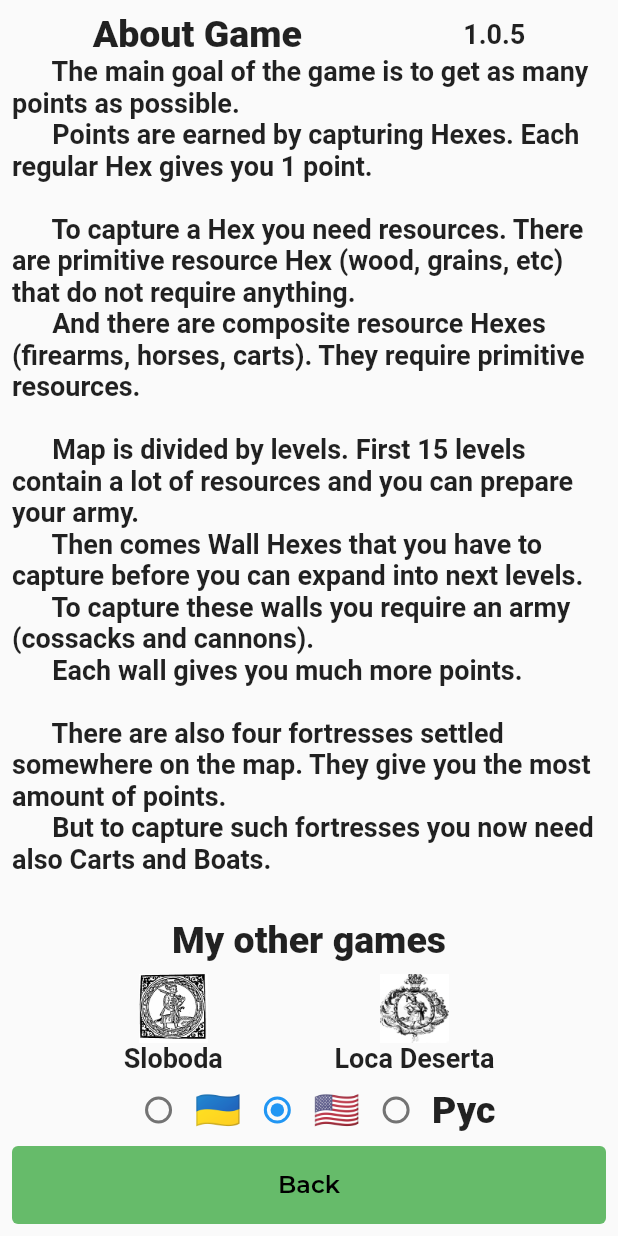
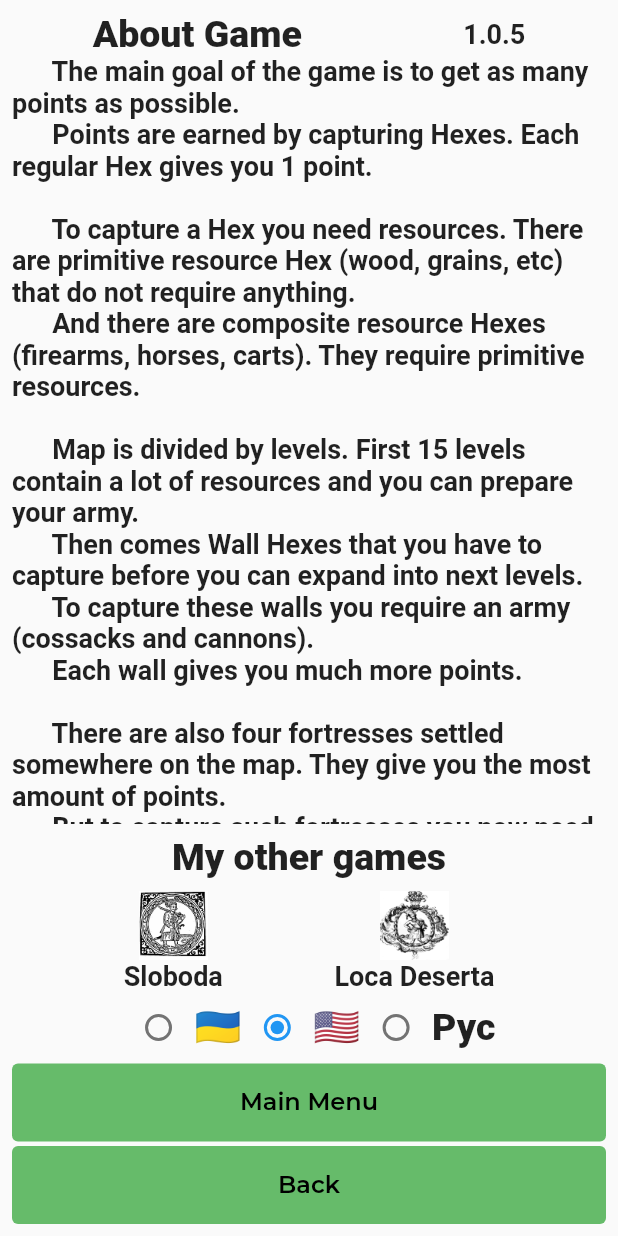
Before and after one commit to gladimdim/locadesertahex, a Flutter app: the SettingsView screen opened directly, on a phone screen of 412 x 824 dp. Run offline on Flutter 3.47's test engine with Material 2 defaults, Android fonts, the phone set to English and light mode, and no system bars; our stand-ins replace google_fonts, rxdart, shared_preferences, simple_animations, supercharged, tuple; missing offline and left inert: dart:js, soundpool; accounts and stored records are empty; statements that could not run were skipped.

Commit message:
Added Game Type selector view.

```diff
--- a/lib/localization/hex_localizations.dart
+++ b/lib/localization/hex_localizations.dart
@@ -41,6 +41,7 @@ class HexLocalizations {
       "labelCapture": "Capture",
       "labelAbout": "About Game",
       "labelBack": "Back",
+      "labelToMainMenu": "Main Menu",
       "labelSloboda": "Sloboda",
       "labelLocaDeserta": "Loca Deserta",
       "labelOtherGames": "My other games",
@@ -55,7 +56,7 @@ class HexLocalizations {
           "Sloboda is surrounded by 3 wall levels. Plenty of resources.",
       "gameMode.titleExpansion": "Expansion",
       "gameMode.descriptionExpansion":
-      "A lot of hexes with enemies. Dozen of protected cities. Tough mode!",
+          "A lot of hexes with enemies. Dozen of protected cities. Tough mode!",
       "textHowToPlay": """
       The main goal of the game is to get as many points as possible.
       Points are earned by capturing Hexes. Each regular Hex gives you 1 point.
@@ -108,6 +109,7 @@ class HexLocalizations {
       "labelCapture": "Захопити",
       "labelAbout": "Про гру",
       "labelBack": "Назад",
+      "labelToMainMenu": "Головне Меню",
       "labelSloboda": "Слобода",
       "labelLocaDeserta": "Дике Поле",
       "labelOtherGames": "Мої інші ігри",
@@ -123,7 +125,7 @@ class HexLocalizations {
           "Слободу оточують стіни, вам треба через них пробиватися. Ресурсів вдосталь.",
       "gameMode.titleExpansion": "Рубилово",
       "gameMode.descriptionExpansion":
-      "Купа ворожих ґексів, багато стін та з десяток укріплених місць. Справжнє випробовування!",
+          "Купа ворожих ґексів, багато стін та з десяток укріплених місць. Справжнє випробовування!",
       "textHowToPlay": """
         Головна мета гри - отримати як умога більше очок. Кожний захоплений ґекс дає одне очко.
 
@@ -171,6 +173,7 @@ class HexLocalizations {
       "labelCapture": "Забрать",
       "labelAbout": "Про игру",
       "labelBack": "Назад",
+      "labelToMainMenu": "Главное Меню",
       "labelSloboda": "Слобода",
       "labelLocaDeserta": "Дикое Поле",
       "labelOtherGames": "Мои другие игры",
@@ -186,7 +189,7 @@ class HexLocalizations {
           "Слободу окружают три стены. Надо через них пробиваться. Ресурсов много.",
       "gameMode.titleExpansion": "Рубилово",
       "gameMode.descriptionExpansion":
-      "Много вражеских гексов. Больше уровней стен. Около десятка укрепленых городов. Настоящее испытание!",
+          "Много вражеских гексов. Больше уровней стен. Около десятка укрепленых городов. Настоящее испытание!",
       "textHowToPlay": """
         Основная цель игры - получить как можна больше очков. Каждый захваченый гекс дает одно очко.
 
@@ -234,6 +237,10 @@ class HexLocalizations {
     return _localizedValues[locale.languageCode]["labelBack"];
   }
 
+  String get labelToMaiMenu {
+    return _localizedValues[locale.languageCode]["labelToMainMenu"];
+  }
+
   String get textHowToPlay {
     return _localizedValues[locale.languageCode]["textHowToPlay"];
   }
--- a/lib/models/map_storage_expand.dart
+++ b/lib/models/map_storage_expand.dart
@@ -4,12 +4,10 @@ import 'dart:math';
 import 'package:locadesertahex/hexgrid/funcs.dart';
 import 'package:locadesertahex/models/abstract/map_storage.dart';
 import 'package:locadesertahex/models/app_preferences.dart';
-import 'package:locadesertahex/models/city_hex.dart';
 import 'package:locadesertahex/models/game_modes.dart';
 import 'package:locadesertahex/models/hex.dart';
 import 'package:locadesertahex/models/resources/resource.dart';
 import 'package:locadesertahex/models/resources/resource_utils.dart';
-import 'package:rxdart/rxdart.dart';
 import 'package:tuple/tuple.dart';
 
 class MapStorageExpand extends MapStorage {
--- a/lib/views/settings_view.dart
+++ b/lib/views/settings_view.dart
@@ -2,6 +2,7 @@ import 'package:flutter/material.dart';
 import 'package:locadesertahex/components/title_text.dart';
 import 'package:locadesertahex/components/locale_selection.dart';
 import 'package:locadesertahex/localization/hex_localizations.dart';
+import 'package:locadesertahex/views/game_type_selection_view.dart';
 import 'package:locadesertahex/views/other_games_view.dart';
 
 class SettingsView extends StatefulWidget {
@@ -35,13 +36,32 @@ class _SettingsViewState extends State<SettingsView> {
                 Expanded(
                   flex: 4,
                   child: SingleChildScrollView(
-                      child: Text(
-                          HexLocalizations.of(context).textHowToPlay)),
+                      child: Text(HexLocalizations.of(context).textHowToPlay)),
                 ),
                 OtherGamesView(),
                 LocaleSelection(
                   onLocaleChanged: widget.onLocaleChange,
                 ),
+                SizedBox(
+                  width: MediaQuery.of(context).size.width,
+                  child: TextButton(
+                    onPressed: () {
+                      Navigator.pushReplacement(
+                        context,
+                        MaterialPageRoute(
+                          builder: (context) => GameTypeSelectionView(
+                            onLocaleChange: widget.onLocaleChange,
+                          ),
+                        ),
+                      );
+                    },
+                    child: Padding(
+                      padding: const EdgeInsets.all(8.0),
+                      child: Text(HexLocalizations.of(context).labelToMaiMenu),
+                    ),
+                  ),
+                ),
+                SizedBox(height: 3, width: MediaQuery.of(context).size.width),
                 SizedBox(
                   width: MediaQuery.of(context).size.width,
                   child: TextButton(
```
Also changed, not shown: lib/components/with_map_background_view.dart (added, +20 -0 lines), lib/main.dart (+8 -25 lines), lib/views/game_type_selection_view.dart (added, +59 -0 lines), lib/views/mode_selection_view.dart (+2 -11 lines).
